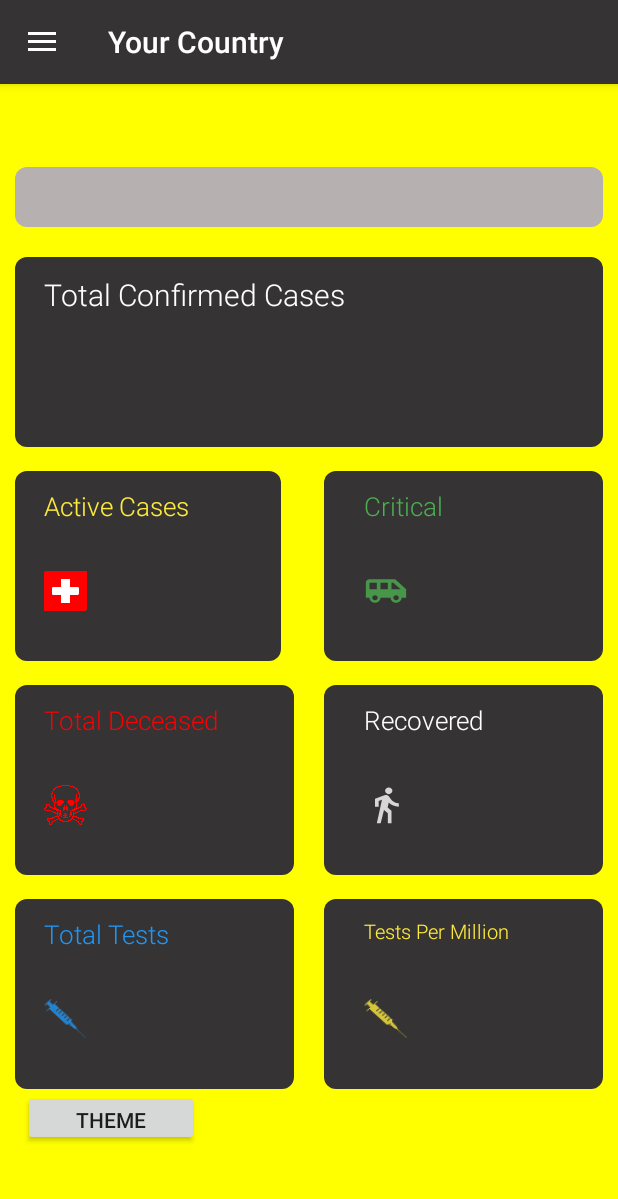
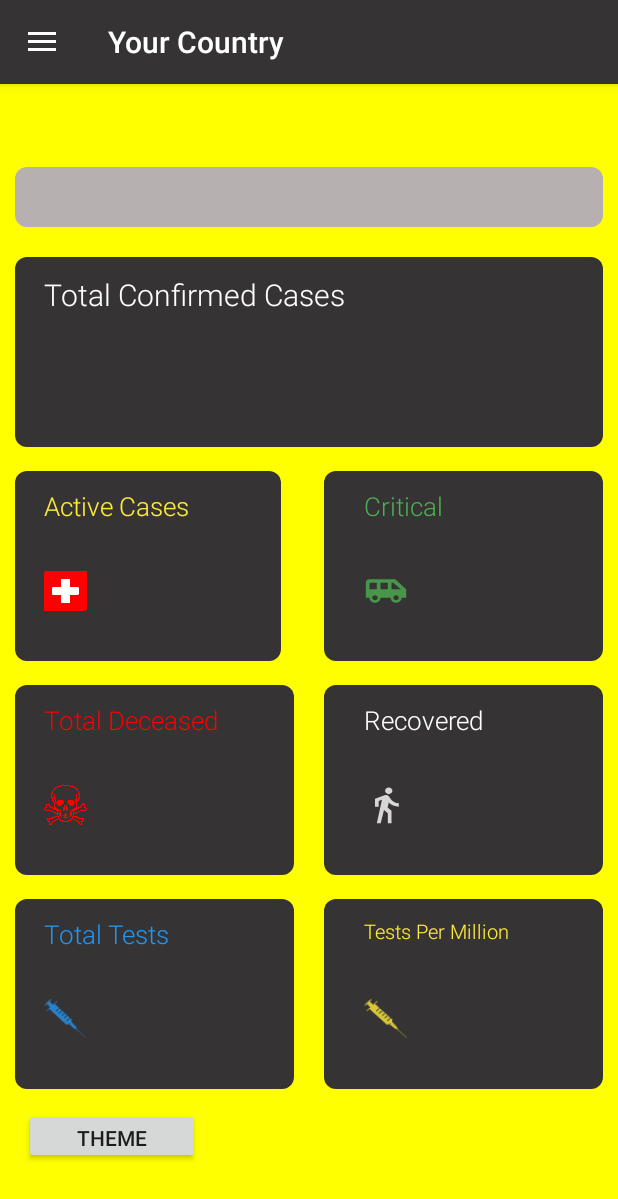
Before and after one commit to TsidAznar/WAPCENG319, an Android app: the MainActivity screen opened directly, with no data from a screen before it, in the side drawer, after a tap on "Your Country", on a phone screen of 412 x 824 dp. Shown: the top 1199 px of the screen. Run offline under Robolectric (Android 15) with nearby library versions, the phone set to English and light mode, and no system bars; our stand-ins replace Picasso, Room's generated code, navigation-ui; pictures from the network do not load; Roboto replaces fonts that are not available here.

```diff
--- a/COVIDTRACKER/COVIDTRACKER/src/main/res/layout/content_main.xml
+++ b/COVIDTRACKER/COVIDTRACKER/src/main/res/layout/content_main.xml
@@ -26,11 +26,11 @@
         android:id="@+id/button"
         android:layout_width="117dp"
         android:layout_height="37dp"
-        android:layout_marginBottom="60dp"
+        android:layout_marginBottom="48dp"
         android:text="Theme"
         app:layout_constraintBottom_toBottomOf="@+id/nav_host_fragment"
         app:layout_constraintEnd_toEndOf="parent"
-        app:layout_constraintHorizontal_bias="0.051"
+        app:layout_constraintHorizontal_bias="0.054"
         app:layout_constraintStart_toStartOf="parent"
         tools:ignore="MissingConstraints" />
 </androidx.constraintlayout.widget.ConstraintLayout>
```
